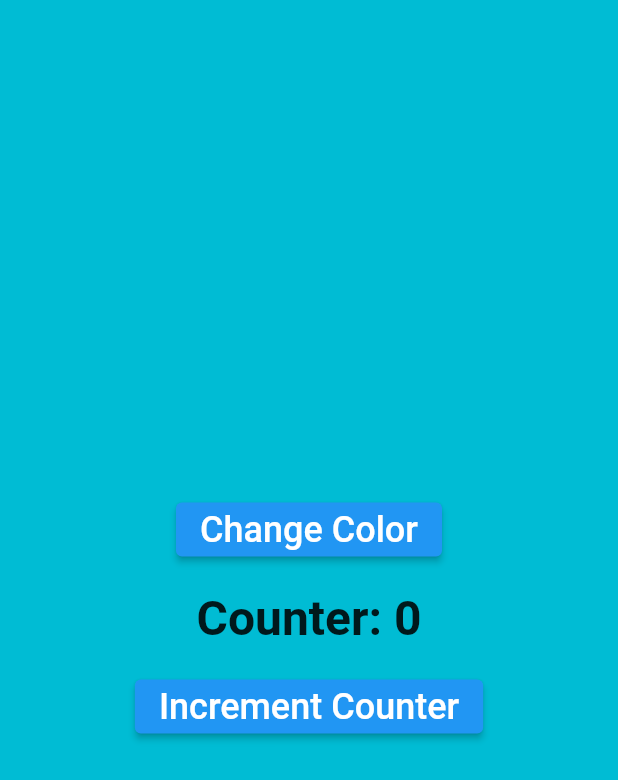
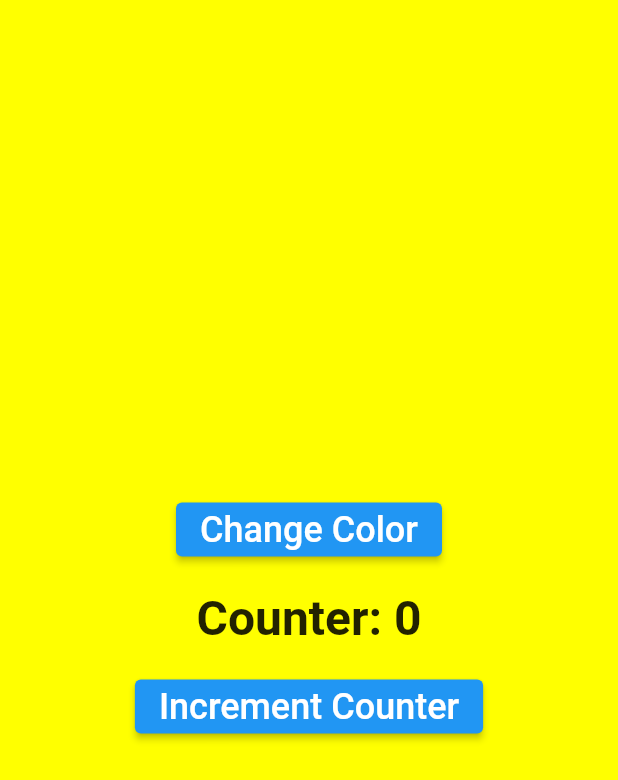
Before and after one commit to Bostigger/babing_blocubit, a Flutter app: the screen it shows after launch, after a tap on "Change Color", on a phone screen of 412 x 824 dp. Shown: the top 780 px of the screen. Run offline on Flutter 3.47's test engine with Material 2 defaults, Android fonts, the phone set to English and light mode, and no system bars; our stand-ins replace bloc, equatable, flutter_bloc, hydrated_bloc.

Commit message:
bloc2bloc communications

```diff
--- /dev/null
+++ b/lib/logic/bloc/color/color_bloc.dart
@@ -0,0 +1,19 @@
+import 'package:babing_cubit/logic/bloc/color/color_event.dart';
+import 'package:babing_cubit/logic/bloc/color/color_state.dart';
+import 'package:bloc/bloc.dart';
+import 'package:flutter/material.dart';
+
+class ColorBloc extends Bloc<ColorEvent,ColorState>{
+  ColorBloc():super(ColorState.initial()){
+    on<ChangeColorEvent>((event,emit){
+      if(state.color==Colors.lightBlue){
+        emit(state.copyWith(color:Colors.yellowAccent));
+      }else if(state.color==Colors.yellowAccent){
+        emit(state.copyWith(color: Colors.deepOrange));
+      }else if(state.color==Colors.deepOrange){
+        emit(state.copyWith(color: Colors.lightBlue));
+      }
+    });
+  }
+
+}
--- /dev/null
+++ b/lib/logic/bloc/color/color_event.dart
@@ -0,0 +1,11 @@
+import 'package:equatable/equatable.dart';
+
+abstract class ColorEvent extends Equatable{
+  const ColorEvent();
+
+  @override
+  // TODO: implement props
+  List<Object?> get props => [];
+}
+
+class ChangeColorEvent extends ColorEvent{}
--- /dev/null
+++ b/lib/logic/bloc/color/color_state.dart
@@ -0,0 +1,27 @@
+import 'package:equatable/equatable.dart';
+import 'package:flutter/material.dart';
+
+class ColorState extends Equatable{
+  final Color color;
+  const ColorState({required this.color});
+
+  @override
+  List<Object?> get props =>[color];
+
+  ColorState copyWith({
+    Color? color,
+  }) {
+    return ColorState(
+      color: color ?? this.color,
+    );
+  }
+
+  @override
+  String toString() {
+    return 'ColorState { color: $color }';
+  }
+
+  factory ColorState.initial() {
+    return ColorState(color: Colors.lightBlue);
+  }
+}
--- /dev/null
+++ b/lib/logic/bloc/score/score_bloc.dart
@@ -0,0 +1,37 @@
+import 'dart:async';
+
+import 'package:babing_cubit/logic/bloc/color/color_state.dart';
+import 'package:babing_cubit/logic/bloc/score/score_event.dart';
+import 'package:babing_cubit/logic/bloc/score/score_state.dart';
+import 'package:bloc/bloc.dart';
+import 'package:flutter/material.dart';
+
+import '../color/color_bloc.dart';
+
+class ScoreBloc extends Bloc<ScoreEvent,ScoreState>{
+  int incrementSize = 0;
+  final ColorBloc colorBloc;
+  late final StreamSubscription colorStreamSubscription;
+
+  ScoreBloc({required this.colorBloc}):super(ScoreState.initial()){
+    colorStreamSubscription = colorBloc.stream.listen((ColorState cs) {
+      if(cs.color==Colors.lightBlue){
+        incrementSize = 100;
+      }else if(cs.color==Colors.deepOrange){
+        incrementSize = 200;
+      }else if(cs.color==Colors.yellowAccent){
+        incrementSize = -50;
+      }
+    });
+    on<ChangeScoreEvent>((event,emit){
+      emit(state.copyWith(scoreCount:state.scoreCount+incrementSize));
+    });
+  }
+
+  @override
+  Future<void> close() {
+    colorStreamSubscription.cancel();
+    return super.close();
+  }
+
+}
--- /dev/null
+++ b/lib/logic/bloc/score/score_event.dart
@@ -0,0 +1,11 @@
+ import 'package:equatable/equatable.dart';
+
+ abstract class ScoreEvent extends Equatable{
+  const ScoreEvent();
+
+  @override
+  // TODO: implement props
+  List<Object?> get props => [];
+}
+
+class ChangeScoreEvent extends ScoreEvent{}
--- /dev/null
+++ b/lib/logic/bloc/score/score_state.dart
@@ -0,0 +1,27 @@
+import 'package:equatable/equatable.dart';
+
+class ScoreState extends Equatable{
+  final int scoreCount;
+
+  ScoreState({required this.scoreCount});
+
+  @override
+  List<Object?> get props => [scoreCount];
+
+  ScoreState copyWith({
+    int? scoreCount,
+  }) {
+    return ScoreState(
+      scoreCount: scoreCount ?? this.scoreCount,
+    );
+  }
+
+  @override
+  String toString() {
+    return 'ScoreState { scoreCount: $scoreCount }';
+  }
+
+  factory ScoreState.initial() {
+    return ScoreState(scoreCount: 0);
+  }
+}
--- a/lib/main.dart
+++ b/lib/main.dart
@@ -1,3 +1,5 @@
+import 'package:babing_cubit/logic/bloc/color/color_bloc.dart';
+import 'package:babing_cubit/logic/bloc/score/score_bloc.dart';
 import 'package:babing_cubit/logic/bloc/theme/theme.bloc.dart';
 import 'package:babing_cubit/logic/bloc/theme/theme.state.dart';
 import 'package:babing_cubit/logic/cubit/bloc_cubit.dart';
@@ -59,8 +61,8 @@ class _MyAppState extends State<MyApp> {
   Widget build(BuildContext context) {
     return MultiBlocProvider(
         providers: [
-          BlocProvider(create: (context)=>ColorCubit()),
-          BlocProvider(create: (context)=>ScoreCubit())
+          BlocProvider(create: (context)=>ColorBloc()),
+          BlocProvider(create: (context)=>ScoreBloc(colorBloc: context.read<ColorBloc>()))
         ], child:  MaterialApp(
             title: 'CubitCommunications',
             debugShowCheckedModeBanner: false,
--- a/lib/presentation/screens/cubit_communication.dart
+++ b/lib/presentation/screens/cubit_communication.dart
@@ -1,8 +1,13 @@
+import 'package:babing_cubit/logic/bloc/color/color_bloc.dart';
+import 'package:babing_cubit/logic/bloc/color/color_event.dart';
+import 'package:babing_cubit/logic/bloc/score/score_bloc.dart';
 import 'package:babing_cubit/logic/cubit/color/color_cubit.dart';
 import 'package:babing_cubit/logic/cubit/color/color_state.dart';
 import 'package:babing_cubit/logic/cubit/score/score_cubit.dart';
 import 'package:flutter/material.dart';
 import 'package:flutter_bloc/flutter_bloc.dart';
+
+import '../../logic/bloc/score/score_event.dart';
 
 class CubitsCommunication extends StatefulWidget {
   const CubitsCommunication({Key? key}) : super(key: key);
@@ -15,25 +20,15 @@ class _CubitsCommunicationState extends State<CubitsCommunication> {
   int increment=1;
   @override
   Widget build(BuildContext context) {
-    return BlocListener<ColorCubit,ColorState>(
-      listener: (context,state){
-        if(state.colorState==Colors.lightGreen){
-          increment=100;
-        }else if(state.colorState==Colors.cyan){
-          increment=20;
-        }else if(state.colorState==Colors.red){
-          increment = -10;
-        }
-      },
-      child: Scaffold(
-        backgroundColor: context.watch<ColorCubit>().state.colorState,
+    return Scaffold(
+        backgroundColor: context.watch<ColorBloc>().state.color,
         body: Center(
           child: Column(
             mainAxisAlignment: MainAxisAlignment.center,
             children: [
               ElevatedButton(
                 onPressed: () {
-                  context.read<ColorCubit>().changeColors();
+                  context.read<ColorBloc>().add(ChangeColorEvent());
                 },
                 child: Text(
                   'Change Color',
@@ -42,13 +37,13 @@ class _CubitsCommunicationState extends State<CubitsCommunication> {
               ),
               SizedBox(height: 16),
               Text(
-                'Counter: ${context.watch<ScoreCubit>().state.scoreIncrement}',
+                'Counter: ${context.watch<ScoreBloc>().state.scoreCount}',
                 style: TextStyle(fontSize: 32, fontWeight: FontWeight.bold),
               ),
               SizedBox(height: 16),
               ElevatedButton(
                 onPressed: () {
-                  context.read<ScoreCubit>().changeScore(increment);
+                  context.read<ScoreBloc>().add(ChangeScoreEvent());
                 },
                 child: Text(
                   'Increment Counter',
@@ -58,7 +53,6 @@ class _CubitsCommunicationState extends State<CubitsCommunication> {
             ],
           ),
         ),
-      ),
     );
   }
 }
```
